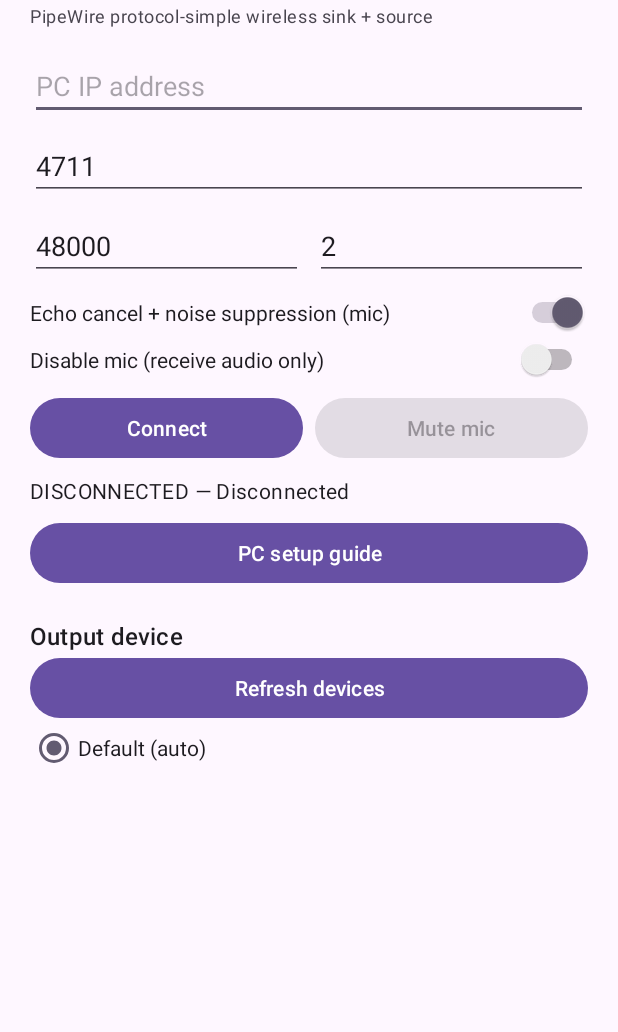
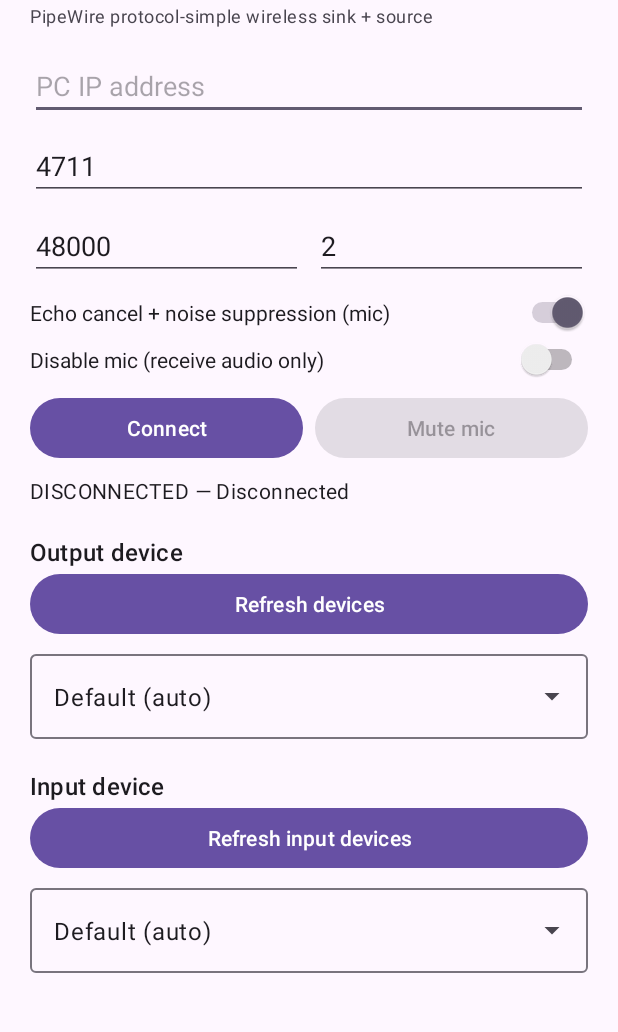
Before and after one commit to chitholian/protocol-simple-client, an Android app: the screen it shows after launch (MainActivity), on a phone screen of 412 x 824 dp, the part 175-1207 px from its top. Run offline under Robolectric (Android 15) with nearby library versions, the phone set to English and light mode, and no system bars; 1 statement that could not run was skipped.

Commit message:
Add audio device management and UI enhancements for input/output selection

```diff
--- a/app/src/main/java/com/chitholian/protocolsimple/client/MainActivity.kt
+++ b/app/src/main/java/com/chitholian/protocolsimple/client/MainActivity.kt
@@ -14,10 +14,9 @@ import android.os.IBinder
 import android.os.Process
 import android.view.Menu
 import android.view.MenuItem
+import android.widget.ArrayAdapter
 import android.widget.Button
 import android.widget.EditText
-import android.widget.RadioButton
-import android.widget.RadioGroup
 import android.widget.Switch
 import android.widget.TextView
 import android.widget.Toast
@@ -25,6 +24,7 @@ import androidx.activity.result.contract.ActivityResultContracts
 import androidx.appcompat.app.AlertDialog
 import androidx.appcompat.app.AppCompatActivity
 import androidx.core.content.ContextCompat
+import com.google.android.material.textfield.MaterialAutoCompleteTextView
 
 class MainActivity : AppCompatActivity() {
 
@@ -32,6 +32,7 @@ class MainActivity : AppCompatActivity() {
     private var bound = false
     private var pendingConnect = false
     private val devices = ArrayList<AudioDeviceInfo>()
+    private val inputDevices = ArrayList<AudioDeviceInfo>()
 
     private lateinit var etHost: EditText
     private lateinit var etPort: EditText
@@ -42,10 +43,11 @@ class MainActivity : AppCompatActivity() {
     private lateinit var btnConnect: Button
     private lateinit var btnMute: Button
     private lateinit var tvStatus: TextView
-    private lateinit var rgDevices: RadioGroup
+    private lateinit var acDevices: MaterialAutoCompleteTextView
     private lateinit var btnRefresh: Button
+    private lateinit var acInputDevices: MaterialAutoCompleteTextView
+    private lateinit var btnRefreshInput: Button
     private var micMuted = false
-    private lateinit var btnSetup: Button
 
     private val permLauncher = registerForActivityResult(
         ActivityResultContracts.RequestMultiplePermissions()
@@ -69,6 +71,7 @@ class MainActivity : AppCompatActivity() {
             val (s, m) = service?.currentState() ?: (BridgeState.DISCONNECTED to "Disconnected")
             onState(s, m)
             refreshDevices()
+            refreshInputDevices()
             if (pendingConnect) {
                 pendingConnect = false
                 doConnect()
@@ -94,9 +97,10 @@ class MainActivity : AppCompatActivity() {
         btnConnect = findViewById(R.id.btnConnect)
         btnMute = findViewById(R.id.btnMute)
         tvStatus = findViewById(R.id.tvStatus)
-        rgDevices = findViewById(R.id.rgDevices)
+        acDevices = findViewById(R.id.acDevices)
         btnRefresh = findViewById(R.id.btnRefresh)
-        btnSetup = findViewById(R.id.btnSetup)
+        acInputDevices = findViewById(R.id.acInputDevices)
+        btnRefreshInput = findViewById(R.id.btnRefreshInput)
 
         val prefs = getSharedPreferences("pw_client", Context.MODE_PRIVATE)
         etHost.setText(prefs.getString("host", ""))
@@ -123,8 +127,7 @@ class MainActivity : AppCompatActivity() {
             btnMute.text = if (micMuted) "Unmute mic" else "Mute mic"
         }
         btnRefresh.setOnClickListener { refreshDevices() }
-        btnSetup.setOnClickListener { showSetupGuide() }
-        rgDevices.setOnCheckedChangeListener { _, id -> onDeviceSelected(id) }
+        btnRefreshInput.setOnClickListener { refreshInputDevices() }
     }
 
     private fun generatePipeWireConfig(): String {
@@ -186,6 +189,10 @@ class MainActivity : AppCompatActivity() {
     }
 
     override fun onOptionsItemSelected(item: MenuItem): Boolean {
+        if (item.itemId == R.id.action_setup) {
+            showSetupGuide()
+            return true
+        }
         if (item.itemId == R.id.action_quit) {
             quit()
             return true
@@ -306,47 +313,51 @@ class MainActivity : AppCompatActivity() {
         swDisableMic.isEnabled = !active
     }
 
-    private fun refreshDevices() {
+    private fun refreshDevices() = refreshDeviceDropdown(
+        acDevices, devices, AudioManager.GET_DEVICES_OUTPUTS, OUTPUT_TYPES, "device_id"
+    ) { service?.setOutputDevice(it) }
+
+    private fun refreshInputDevices() = refreshDeviceDropdown(
+        acInputDevices, inputDevices, AudioManager.GET_DEVICES_INPUTS, INPUT_TYPES, "input_device_id"
+    ) { service?.setInputDevice(it) }
+
+    private fun refreshDeviceDropdown(
+        dropdown: MaterialAutoCompleteTextView,
+        devices: MutableList<AudioDeviceInfo>,
+        direction: Int,
+        types: Set<Int>,
+        prefsKey: String,
+        onSelect: (AudioDeviceInfo?) -> Unit,
+    ) {
         devices.clear()
-        rgDevices.removeAllViews()
-        val default = RadioButton(this)
-        default.id = 0
-        default.text = "Default (auto)"
-        default.isChecked = true
-        rgDevices.addView(default)
+        devices += getSystemService(AudioManager::class.java).getDevices(direction)
+            .filter { it.type in types }
+        val labels = mutableListOf("Default (auto)")
+        labels += devices.map { "${it.productName} (${typeLabel(it.type)})" }
+        dropdown.setAdapter(ArrayAdapter(this, android.R.layout.simple_list_item_1, labels))
 
-        val am = getSystemService(AudioManager::class.java)
-        val list = am.getDevices(AudioManager.GET_DEVICES_OUTPUTS)
-            .filter { it.type in OUTPUT_TYPES }
-        list.forEachIndexed { i, d ->
-            devices.add(d)
-            val rb = RadioButton(this)
-            rb.id = i + 1
-            rb.text = "${d.productName} (${typeLabel(d.type)})"
-            rgDevices.addView(rb)
+        val prefs = getSharedPreferences("pw_client", Context.MODE_PRIVATE)
+        val saved = prefs.getInt(prefsKey, 0)
+        val position = if (saved in labels.indices) saved else 0
+        // setText(..., false) skips the filter, so restoring never fires the click listener.
+        dropdown.setText(labels[position], false)
+        onSelect(devices.getOrNull(position - 1))
+
+        dropdown.setOnItemClickListener { _, _, i, _ ->
+            prefs.edit().putInt(prefsKey, i).apply()
+            onSelect(devices.getOrNull(i - 1))
         }
-
-        val saved = getSharedPreferences("pw_client", Context.MODE_PRIVATE)
-            .getInt("device_id", 0)
-        if (saved == 0 || saved <= devices.size) {
-            rgDevices.check(saved)
-        }
-    }
-
-    private fun onDeviceSelected(id: Int) {
-        val dev = if (id == 0) null else devices.getOrNull(id - 1)
-        service?.setOutputDevice(dev)
-        getSharedPreferences("pw_client", Context.MODE_PRIVATE)
-            .edit().putInt("device_id", id).apply()
     }
 
     private fun typeLabel(type: Int): String = when (type) {
         AudioDeviceInfo.TYPE_BUILTIN_EARPIECE -> "earpiece"
         AudioDeviceInfo.TYPE_BUILTIN_SPEAKER -> "speaker"
+        AudioDeviceInfo.TYPE_BUILTIN_MIC -> "built-in mic"
         AudioDeviceInfo.TYPE_WIRED_HEADSET -> "wired headset"
         AudioDeviceInfo.TYPE_WIRED_HEADPHONES -> "wired headphones"
         AudioDeviceInfo.TYPE_BLUETOOTH_A2DP -> "bluetooth"
         AudioDeviceInfo.TYPE_BLUETOOTH_SCO -> "bluetooth SCO"
+        AudioDeviceInfo.TYPE_BLE_HEADSET -> "BLE headset"
         AudioDeviceInfo.TYPE_USB_DEVICE -> "USB"
         AudioDeviceInfo.TYPE_USB_HEADSET -> "USB headset"
         AudioDeviceInfo.TYPE_LINE_ANALOG -> "line out"
@@ -371,5 +382,14 @@ class MainActivity : AppCompatActivity() {
             AudioDeviceInfo.TYPE_HDMI,
             AudioDeviceInfo.TYPE_REMOTE_SUBMIX,
         )
+
+        private val INPUT_TYPES = setOf(
+            AudioDeviceInfo.TYPE_BUILTIN_MIC,
+            AudioDeviceInfo.TYPE_WIRED_HEADSET,
+            AudioDeviceInfo.TYPE_USB_DEVICE,
+            AudioDeviceInfo.TYPE_USB_HEADSET,
+            AudioDeviceInfo.TYPE_BLUETOOTH_SCO,
+            AudioDeviceInfo.TYPE_BLE_HEADSET,
+        )
     }
 }
--- a/app/src/main/res/layout/activity_main.xml
+++ b/app/src/main/res/layout/activity_main.xml
@@ -116,13 +116,6 @@
             android:text="DISCONNECTED — Not connected"
             android:textAppearance="?attr/textAppearanceBodyMedium" />
 
-        <Button
-            android:id="@+id/btnSetup"
-            android:layout_width="match_parent"
-            android:layout_height="wrap_content"
-            android:layout_marginTop="8dp"
-            android:text="PC setup guide" />
-
         <TextView
             android:layout_width="wrap_content"
             android:layout_height="wrap_content"
@@ -136,9 +129,43 @@
             android:layout_height="wrap_content"
             android:text="Refresh devices" />
 
-        <RadioGroup
-            android:id="@+id/rgDevices"
+        <com.google.android.material.textfield.TextInputLayout
+            style="@style/Widget.Material3.TextInputLayout.OutlinedBox.ExposedDropdownMenu"
             android:layout_width="match_parent"
-            android:layout_height="wrap_content" />
+            android:layout_height="wrap_content"
+            android:layout_marginTop="4dp">
+
+            <com.google.android.material.textfield.MaterialAutoCompleteTextView
+                android:id="@+id/acDevices"
+                android:layout_width="match_parent"
+                android:layout_height="wrap_content"
+                android:inputType="none" />
+        </com.google.android.material.textfield.TextInputLayout>
+
+        <TextView
+            android:layout_width="wrap_content"
+            android:layout_height="wrap_content"
+            android:layout_marginTop="20dp"
+            android:text="Input device"
+            android:textAppearance="?attr/textAppearanceTitleMedium" />
+
+        <Button
+            android:id="@+id/btnRefreshInput"
+            android:layout_width="match_parent"
+            android:layout_height="wrap_content"
+            android:text="Refresh input devices" />
+
+        <com.google.android.material.textfield.TextInputLayout
+            style="@style/Widget.Material3.TextInputLayout.OutlinedBox.ExposedDropdownMenu"
+            android:layout_width="match_parent"
+            android:layout_height="wrap_content"
+            android:layout_marginTop="4dp">
+
+            <com.google.android.material.textfield.MaterialAutoCompleteTextView
+                android:id="@+id/acInputDevices"
+                android:layout_width="match_parent"
+                android:layout_height="wrap_content"
+                android:inputType="none" />
+        </com.google.android.material.textfield.TextInputLayout>
     </LinearLayout>
 </ScrollView>
--- a/app/src/main/res/menu/main_menu.xml
+++ b/app/src/main/res/menu/main_menu.xml
@@ -1,6 +1,10 @@
 <?xml version="1.0" encoding="utf-8"?>
 <menu xmlns:android="http://schemas.android.com/apk/res/android"
     xmlns:app="http://schemas.android.com/apk/res-auto">
+    <item
+        android:id="@+id/action_setup"
+        android:title="PC setup guide"
+        app:showAsAction="never" />
     <item
         android:id="@+id/action_quit"
         android:title="Quit"
```
Also changed, not shown: app/src/main/java/com/chitholian/protocolsimple/client/AudioBridgeService.kt (+10 -0 lines), app/src/main/java/com/chitholian/protocolsimple/client/CaptureEngine.kt (+38 -12 lines), app/src/main/java/com/chitholian/protocolsimple/client/ClientSession.kt (+9 -0 lines).
